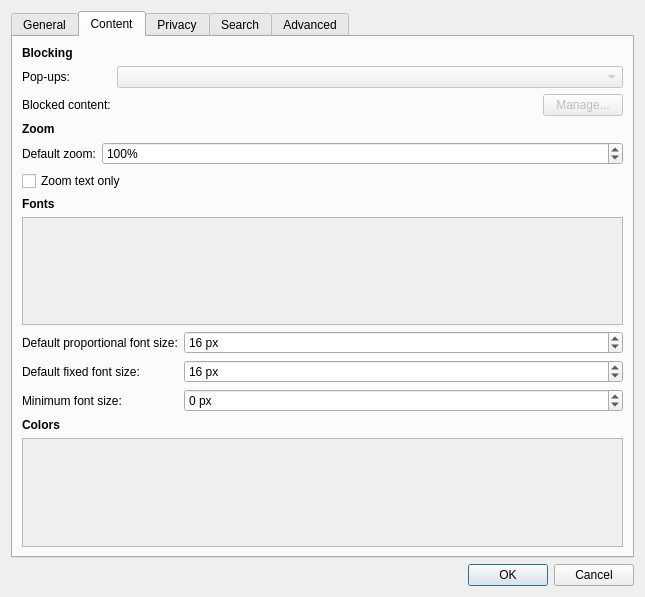
Above: src/ui/PreferencesDialog.ui from OtterBrowser/otter-browser before the change. Below: the same form after it.
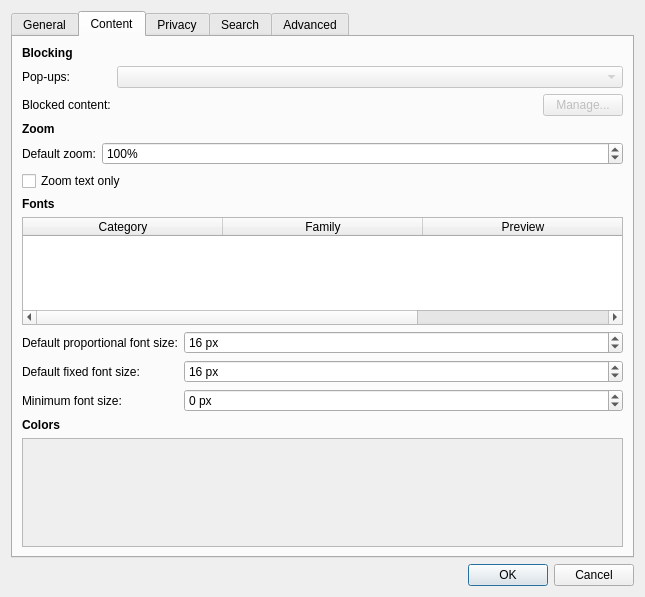
That is the form after the change. The open tabs and pages were chosen to show the change.

Commit message: Allow to change default font families

Diff of the .ui file:
```diff
--- a/src/ui/PreferencesDialog.ui
+++ b/src/ui/PreferencesDialog.ui
@@ -415,10 +415,55 @@
         </widget>
        </item>
        <item>
-        <widget class="QTableView" name="fontsView">
-         <property name="enabled">
+        <widget class="QTableWidget" name="fontsWidget">
+         <property name="autoScroll">
           <bool>false</bool>
          </property>
+         <property name="editTriggers">
+          <set>QAbstractItemView::NoEditTriggers</set>
+         </property>
+         <property name="alternatingRowColors">
+          <bool>true</bool>
+         </property>
+         <property name="selectionMode">
+          <enum>QAbstractItemView::SingleSelection</enum>
+         </property>
+         <property name="selectionBehavior">
+          <enum>QAbstractItemView::SelectRows</enum>
+         </property>
+         <property name="showGrid">
+          <bool>false</bool>
+         </property>
+         <property name="wordWrap">
+          <bool>false</bool>
+         </property>
+         <attribute name="horizontalHeaderDefaultSectionSize">
+          <number>200</number>
+         </attribute>
+         <attribute name="horizontalHeaderHighlightSections">
+          <bool>false</bool>
+         </attribute>
+         <attribute name="horizontalHeaderStretchLastSection">
+          <bool>true</bool>
+         </attribute>
+         <attribute name="verticalHeaderVisible">
+          <bool>false</bool>
+         </attribute>
+         <column>
+          <property name="text">
+           <string>Category</string>
+          </property>
+         </column>
+         <column>
+          <property name="text">
+           <string>Family</string>
+          </property>
+         </column>
+         <column>
+          <property name="text">
+           <string>Preview</string>
+          </property>
+         </column>
         </widget>
        </item>
        <item>
```
Left out of the diff: 3 changed lines with no effect on the pictures. The commit also changes 11 other files.
